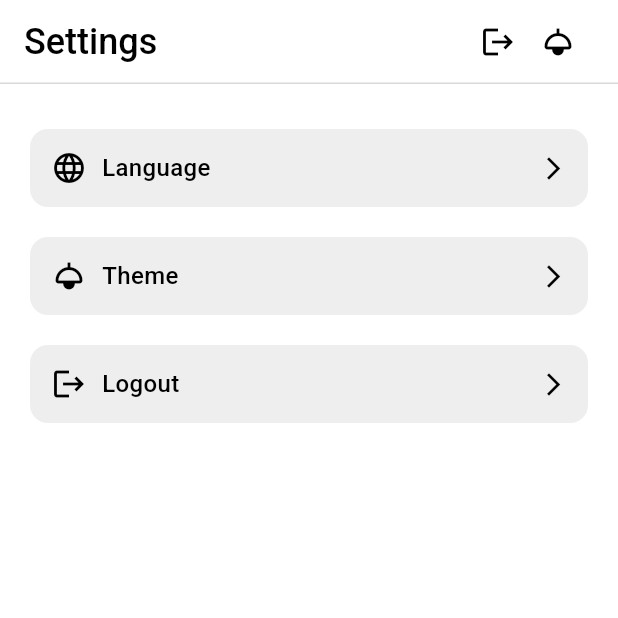
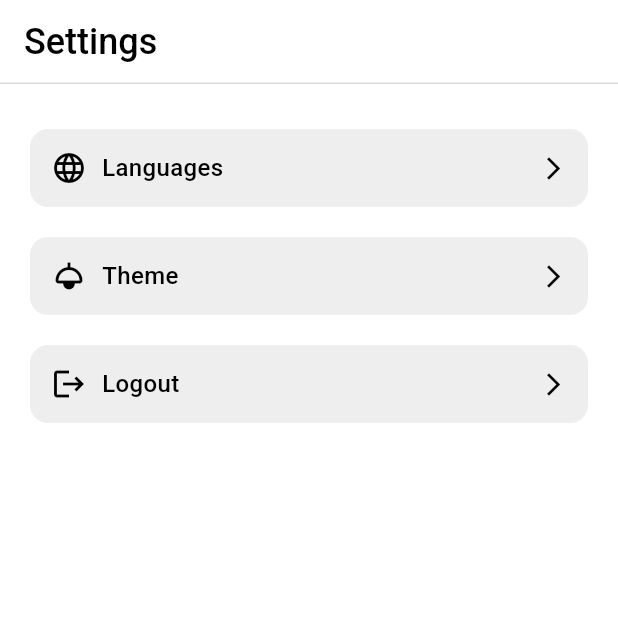
Before and after one commit to ritik453rr/flutter_cpit, a Flutter app: the SettingsView screen opened directly, on a phone screen of 412 x 824 dp, the top half of it. Run offline on Flutter 3.47's test engine with Material 3 defaults, Android fonts, the phone set to English and light mode, and no system bars; our stand-ins replace flutter_svg, get, get_storage, widget_and_text_animator; missing offline and left inert: language_picker; accounts and stored records are empty.

Commit message:
Refinements in settings page

```diff
--- a/lib/common/app_colors.dart
+++ b/lib/common/app_colors.dart
@@ -11,21 +11,22 @@ class AppColors {
   static const Color focusedCharcoal = Color.fromRGBO(112, 112, 112, 1.0);
   static const Color blue = Colors.blue;
   static const Color red = Colors.red;
-  static const Color unselectIcon = Color.fromRGBO(
-    204,
-    204,
-    204,
-    1,
-  ); // RGB(204, 204, 204)
+  static const Color unselectIcon = Color.fromRGBO(204, 204, 204, 1);
 
   /// Dark Theme Colors
   static const Color dtEnableBorder = Colors.white38;
   static const Color dtFocusBorder = Colors.white60;
   static Color dtFillColor = Colors.grey.shade900;
+  static const Color dtSplash = Colors.white10;
+  static Color dtTile = Colors.grey.withValues(alpha: 0.09);
+  static Color dtDialog = Colors.grey.shade900;
+  static  Color dtUnselectNav = Colors.grey[600]!;
 
   ///Light Theme
   static Color ltFillColor = Colors.grey.shade200;
   static const ltTextFieldLabel = Colors.black87;
   static Color ltEnableBorder = Colors.grey.shade300;
   static Color ltFocusBorder = Colors.grey.shade400;
+  static const ltSplash = Colors.black12;
+  static Color ltTile = Colors.grey[200]!;
 }
--- a/lib/common/app_images.dart
+++ b/lib/common/app_images.dart
@@ -9,4 +9,5 @@ class AppImages {
   /// Icons
   static const iconHome = Icons.home;
   static const iconSettings = Icons.settings;
+  static const iconForwardArrowIos = Icons.arrow_forward_ios;
 }
--- a/lib/common/common_ui.dart
+++ b/lib/common/common_ui.dart
@@ -50,7 +50,7 @@ class CommonUi {
 
 
 /// Method to return round border decoration
-  static BoxDecoration roundDecoration({Color color=Colors.grey,double borderRadius=12}) {
+  static BoxDecoration roundDecoration({Color? color,double borderRadius=12}) {
     return BoxDecoration(
       color: color,
       borderRadius: BorderRadius.circular(borderRadius)
--- a/lib/common/custom_appbar.dart
+++ b/lib/common/custom_appbar.dart
@@ -42,17 +42,7 @@ PreferredSizeWidget? customAppBar({
             icon: Icon(actionIcon1),
           ),
 
-      IconButton(
-        visualDensity: VisualDensity.compact,
-        padding: EdgeInsets.zero,
-        onPressed: () {
-          Global.hapticFeedback();
-          AppTheme.changeTheme();
-          // Global.setSafeArea(isDark: AppStorage.isDarkTheme());
-        },
 
-        icon: Icon(Icons.light),
-      ),
     ],
   );
 }
--- a/lib/global.dart
+++ b/lib/global.dart
@@ -1,5 +1,6 @@
 import 'package:cpit/common/app_colors.dart';
 import 'package:cpit/common/app_storage.dart';
+import 'package:cpit/common/restart_app.dart';
 import 'package:flutter/material.dart';
 import 'package:flutter/services.dart';
 import 'package:get/get.dart';
@@ -32,6 +33,7 @@ class Global {
     Get.updateLocale(Locale(langCode, countryCode));
     AppStorage.setLangCode(code: langCode);
     AppStorage.setCountryCode(code: countryCode);
+    //  RestartApp.restartApp(Get.context!);
   }
 
   // Hides the keyboard by removing focus from the current input field
@@ -39,7 +41,6 @@ class Global {
     FocusManager.instance.primaryFocus?.unfocus();
   }
 
-  /// Set safe area color in view
   /// Set safe area color in view
   static void setSafeArea({required bool isDark}) {
     SystemChrome.setSystemUIOverlayStyle(
--- a/lib/language/app_language.dart
+++ b/lib/language/app_language.dart
@@ -17,12 +17,28 @@ class AppLanguage extends Translations {
       Strings.email: "Email",
       Strings.password: "Password",
       Strings.forgotPassword: "Forgot password?",
+
       /// Home Page
       Strings.dashTitle: "Cpit Education",
+
       /// Settings Page
-      Strings.settings:"Settings",
+      Strings.settings: "Settings",
+      Strings.searchDot: 'Search...',
+      Strings.selectYourLanguage: 'Select your language',
+      Strings.languages: "Languages",
+      Strings.theme: "Theme",
+      Strings.logout: "Logout",
+      Strings.selectTheme: "Select Theme",
+      Strings.dark: "Dark",
+      Strings.light: "Light",
+      Strings.sureToLogout: 'Are you sure you want to log out?',
+      Strings.cancel: 'Cancel',
     },
     'hi_IN': {
+      /// Splash Page
+      Strings.splashTitle: "सीपीआईटी शिक्षा",
+
+      /// Login Page
       Strings.login: 'लॉगिन',
       Strings.pleaseEnterEmail: "कृपया अपना ईमेल दर्ज करें",
       Strings.enterValidEmail: "कृपया एक मान्य ईमेल दर्ज करें",
@@ -30,7 +46,22 @@ class AppLanguage extends Translations {
       Strings.email: "ईमेल",
       Strings.password: "पासवर्ड",
       Strings.forgotPassword: "पासवर्ड भूल गए?",
-      Strings.splashTitle: "सीपीआईटी शिक्षा",
+
+      /// Home Page
+      Strings.dashTitle: "सीपीआईटी शिक्षा",
+
+      /// Settings Page
+      Strings.settings: "सेटिंग्स",
+      Strings.searchDot: 'खोजें...',
+      Strings.selectYourLanguage: 'अपनी भाषा चुनें',
+      Strings.languages: "भाषाएँ",
+      Strings.theme: "थीम",
+      Strings.logout: "लॉगआउट",
+      Strings.selectTheme: "थीम चुनें",
+      Strings.dark: "डार्क",
+      Strings.light: "लाइट",
+      Strings.sureToLogout: 'क्या आप वाकई लॉगआउट करना चाहते हैं?',
+      Strings.cancel: 'रद्द करें',
     },
   };
 }
--- a/lib/language/strings.dart
+++ b/lib/language/strings.dart
@@ -1,5 +1,6 @@
 /// A class that holds all string constants used in the app.
 class Strings {
+
   /// Splash Page
   static const splashTitle = "cpitEducation";
 
@@ -15,6 +16,16 @@ class Strings {
   /// Home Page
   static const dashTitle = "dashTitle";
 
-/// Settings Page
-  static var settings="settings";
+  /// Settings Page
+  static const settings = "settings";
+  static const searchDot = "searchDot";
+  static const selectYourLanguage = "selectYourLanguage";
+  static const languages = "languages";
+  static const theme = "theme";
+  static const logout = "logout";
+  static const selectTheme = "selectTheme";
+  static const dark = "dark";
+  static const light = "light";
+  static const sureToLogout = "sureToLogout";
+  static const cancel = "cancel";
 }
--- a/lib/pages/dashboard/dashboard_main/dashboard_view.dart
+++ b/lib/pages/dashboard/dashboard_main/dashboard_view.dart
@@ -41,7 +41,7 @@ class DashboardView extends StatelessWidget {
       body: Obx(
         () => IndexedStack(
           index: controller.currentIndex.value,
-          children:[HomeView(), SettingsView()],
+          children: [HomeView(), SettingsView()],
         ),
       ),
     );
--- a/lib/pages/dashboard/settings/settings_controller.dart
+++ b/lib/pages/dashboard/settings/settings_controller.dart
@@ -1,4 +1,13 @@
+import 'package:cpit/common/app_fonts.dart';
+import 'package:cpit/common/app_images.dart';
 import 'package:cpit/common/app_storage.dart';
+import 'package:cpit/common/app_theme.dart';
+import 'package:cpit/common/common_ui.dart';
+import 'package:cpit/dialogs/language_dialog.dart';
+import 'package:cpit/dialogs/logout_dialog.dart';
+import 'package:cpit/dialogs/theme_dialog.dart';
+import 'package:cpit/global.dart';
+import 'package:cpit/language/strings.dart';
 import 'package:cpit/model/setting_model.dart';
 import 'package:cpit/routing/app_routes.dart';
 import 'package:flutter/material.dart';
@@ -6,26 +15,92 @@ import 'package:get/get.dart';
 
 /// Controller for handling logic and actions on the Settings screen.
 class SettingsController extends GetxController {
+  /// variables
+  var selectedLangCode = "".obs;
+  var themeIndex = 1.obs;
+
   /// Lists
   var settings = <SettingModel>[
     SettingModel(
       icon: Icons.language,
-      title: "Language",
-      suffixIcon: Icons.arrow_forward_ios,
+      title: Strings.languages,
+      suffixIcon: AppImages.iconForwardArrowIos,
     ),
     SettingModel(
       icon: Icons.light,
-      title: "Theme",
-      suffixIcon: Icons.arrow_forward_ios,
+      title: Strings.theme,
+      suffixIcon: AppImages.iconForwardArrowIos,
     ),
     SettingModel(
       icon: Icons.logout,
-      title: "Logout",
-      suffixIcon: Icons.arrow_forward_ios,
+      title: Strings.logout,
+      suffixIcon: AppImages.iconForwardArrowIos,
     ),
   ];
+
+  @override
+  void onInit() {
+    getLanguage();
+    getThemeIndex();
+    super.onInit();
+  }
+
+  /// Get selected language from local storage.
+  void getLanguage() {
+    switch (AppStorage.getLangCode()) {
+      case 'hi':
+        selectedLangCode.value = "hi";
+
+      case 'en':
+        selectedLangCode.value = "en";
+
+      default:
+        selectedLangCode.value = "";
+    }
+  }
+
+  /// void get theme index
+  void getThemeIndex() {
+    themeIndex.value = AppStorage.isDarkTheme() ? 0 : 1;
+  }
+
+  /// Handle logout
   void logout() {
+    Get.offAllNamed(AppRoutes.login);
     AppStorage.setLoginStatus(status: false);
-    Get.offAllNamed(AppRoutes.login);
+  }
+
+  /// Handle on tap setting item
+  void onTapItem(int index) {
+    switch (index) {
+      case 0:
+        languageDialog(
+          selectedLangCode: selectedLangCode,
+          onValuePicked: (language) {
+            switch (language.isoCode) {
+              case 'hi':
+                Global.updateLocal(langCode: "hi", countryCode: "IN");
+                selectedLangCode.value = language.isoCode;
+                break;
+              case 'en':
+                Global.updateLocal(langCode: "en", countryCode: "US");
+                selectedLangCode.value = language.isoCode;
+                break;
+            }
+          },
+        );
+        break;
+      case 1:
+        themeDialog(themeIndex: themeIndex);
+
+        break;
+      case 2:
+        logoutDialog(
+          onConfirm: () {
+            logout();
+          },
+        );
+        break;
+    }
   }
 }
--- a/lib/pages/dashboard/settings/settings_view.dart
+++ b/lib/pages/dashboard/settings/settings_view.dart
@@ -1,6 +1,3 @@
-import 'package:cpit/common/app_fonts.dart';
-import 'package:cpit/common/app_fontsize.dart';
-import 'package:cpit/common/common_ui.dart';
 import 'package:cpit/common/custom_appbar.dart';
 import 'package:cpit/global.dart';
 import 'package:cpit/language/strings.dart';
@@ -16,18 +13,11 @@ class SettingsView extends StatelessWidget {
   @override
   Widget build(BuildContext context) {
     return Scaffold(
-      appBar: customAppBar(
-        title: Strings.settings.tr,
-        centerTitle: false,
-        actionIcon1: Icons.logout,
-        onTapAction1: () {
-          controller.logout();
-        },
-      ),
+      appBar: customAppBar(title: Strings.settings.tr, centerTitle: false),
 
       body: ListView.builder(
         padding: EdgeInsets.symmetric(
-          horizontal: Global.hzPadding,
+          horizontal:Global.hzPadding,
           vertical: 30,
         ),
         itemCount: controller.settings.length,
@@ -35,11 +25,12 @@ class SettingsView extends StatelessWidget {
           final item = controller.settings[index];
           return settingItem(
             icon: item.icon,
-            title: item.title,
+            title: item.title.tr,
             suffixIcon: item.suffixIcon,
+            onTap: () {
+              controller.onTapItem(index);
+            },
           );
-
-
         },
       ),
     );
--- a/lib/pages/dashboard/settings/widgets/settings_widgets.dart
+++ b/lib/pages/dashboard/settings/widgets/settings_widgets.dart
@@ -5,26 +5,30 @@ import 'package:cpit/global.dart';
 import 'package:flutter/material.dart';
 import 'package:get/get.dart';
 
-/// Setting Widget to create setting item
+
+/// Setting Widget to create setting item with tap effect color
 Widget settingItem({
   required IconData icon,
   required String title,
   required IconData suffixIcon,
   bool isLast = false,
+  void Function()? onTap,
 }) {
-  return InkWell(
-    // splashColor: Colors.red,
-
-    // highlightColor: Colors.red,
+  return Padding(
+    padding: EdgeInsets.only(bottom: isLast ? 0 : 20),
+    child: Material(
+      color: Theme.of(Get.context!).cardColor,
+      borderRadius: BorderRadius.circular(12),
+      child: InkWell(
+        splashColor: Theme.of(Get.context!).primaryColor,
+        borderRadius: BorderRadius.circular(12),
         onTap: () {
           Global.hapticFeedback();
+          onTap?.call();
         },
         child: Container(
           padding: EdgeInsets.all(14),
-      margin: EdgeInsets.only(bottom: isLast ? 0 : 20),
-      decoration: CommonUi.roundDecoration(
-        color: Theme.of(Get.context!).cardColor,
-      ),
+          decoration: CommonUi.roundDecoration(color: Colors.transparent),
           child: Row(
             children: [
               Icon(icon),
@@ -41,5 +45,45 @@ Widget settingItem({
             ],
           ),
         ),
+      ),
+    ),
   );
 }
+
+// Widget settingItem({
+//   required IconData icon,
+//   required String title,
+//   required IconData suffixIcon,
+//   bool isLast = false,
+// }) {
+//   return Padding(
+//     padding: EdgeInsets.only(bottom: isLast ? 0 : 20),
+//     child: GestureDetector(
+//       onTap: () {
+//         Global.hapticFeedback();
+//       },
+//       child: Container(
+//         padding: EdgeInsets.all(14),
+//         // margin: EdgeInsets.only(bottom: isLast ? 0 : 20),
+//         decoration: CommonUi.roundDecoration(
+//           color: Theme.of(Get.context!).cardColor,
+//         ),
+//         child: Row(
+//           children: [
+//             Icon(icon),
+//             SizedBox(width: 10),
+//             Text(
+//               title,
+//               style: CommonUi.customTextStyle(
+//                 fontFamily: AppFonts.medium,
+//                 fontSize: AppFontsize.font16,
+//               ),
+//             ),
+//             Spacer(),
+//             Icon(suffixIcon, size: 18),
+//           ],
+//         ),
+//       ),
+//     ),
+//   );
+// }
--- a/pubspec.yaml
+++ b/pubspec.yaml
@@ -40,6 +40,7 @@ dependencies:
   url_launcher: ^6.3.2
   webview_flutter: ^4.13.0
   get_storage: ^2.1.1
+  language_picker: ^0.4.5
 
 dev_dependencies:
   flutter_test:
```
Also changed, not shown: lib/common/app_theme.dart (+29 -30 lines), lib/dialogs/language_dialog.dart (added, +67 -0 lines), lib/dialogs/logout_dialog.dart (added, +35 -0 lines), lib/dialogs/theme_dialog.dart (added, +81 -0 lines). Lines whose indentation alone changed are shown as unchanged.
